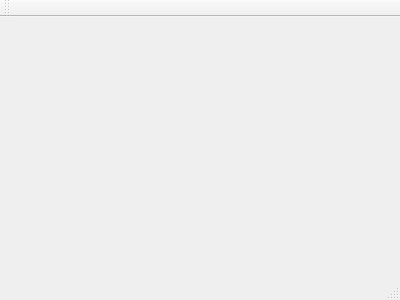
First picture: the form in mainwindow.ui, repository fanikram/TestProg, before the edit.
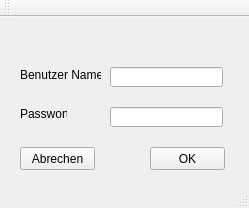
Second picture: the form after the edit.

The edit to the form file:
```diff
--- a/mainwindow.ui
+++ b/mainwindow.ui
@@ -1,24 +1,112 @@
 <ui version="4.0">
  <class>MainWindow</class>
- <widget class="QMainWindow" name="MainWindow" >
-  <property name="geometry" >
+ <widget class="QMainWindow" name="MainWindow">
+  <property name="geometry">
    <rect>
     <x>0</x>
     <y>0</y>
-    <width>400</width>
-    <height>300</height>
+    <width>249</width>
+    <height>208</height>
    </rect>
   </property>
   <property name="windowTitle" >
    <string>MainWindow</string>
   </property>
-  <widget class="QMenuBar" name="menuBar" />
-  <widget class="QToolBar" name="mainToolBar" />
-  <widget class="QWidget" name="centralWidget" />
-  <widget class="QStatusBar" name="statusBar" />
+  <widget class="QWidget" name="centralWidget">
+   <widget class="QPushButton" name="cancel">
+    <property name="geometry">
+     <rect>
+      <x>20</x>
+      <y>130</y>
+      <width>75</width>
+      <height>23</height>
+     </rect>
+    </property>
+    <property name="text">
+     <string>Abrechen</string>
+    </property>
+   </widget>
+   <widget class="QPushButton" name="ok">
+    <property name="geometry">
+     <rect>
+      <x>150</x>
+      <y>130</y>
+      <width>75</width>
+      <height>23</height>
+     </rect>
+    </property>
+    <property name="text">
+     <string>OK</string>
+    </property>
+   </widget>
+   <widget class="QLineEdit" name="lineEdit">
+    <property name="geometry">
+     <rect>
+      <x>110</x>
+      <y>50</y>
+      <width>113</width>
+      <height>20</height>
+     </rect>
+    </property>
+   </widget>
+   <widget class="QLineEdit" name="lineEdit_2">
+    <property name="geometry">
+     <rect>
+      <x>110</x>
+      <y>90</y>
+      <width>113</width>
+      <height>20</height>
+     </rect>
+    </property>
+   </widget>
+   <widget class="QLabel" name="label">
+    <property name="geometry">
+     <rect>
+      <x>20</x>
+      <y>50</y>
+      <width>81</width>
+      <height>16</height>
+     </rect>
+    </property>
+    <property name="text">
+     <string>Benutzer Name</string>
+    </property>
+   </widget>
+   <widget class="QLabel" name="label_2">
+    <property name="geometry">
+     <rect>
+      <x>20</x>
+      <y>90</y>
+      <width>47</width>
+      <height>13</height>
+     </rect>
+    </property>
+    <property name="text">
+     <string>Passwort</string>
+    </property>
+   </widget>
+  </widget>
+  <widget class="QMenuBar" name="menuBar">
+   <property name="geometry">
+    <rect>
+     <x>0</x>
+     <y>0</y>
+     <width>249</width>
+     <height>21</height>
+    </rect>
+   </property>
+  </widget>
+  <widget class="QToolBar" name="mainToolBar">
+   <attribute name="toolBarArea">
+    <enum>TopToolBarArea</enum>
+   </attribute>
+   <attribute name="toolBarBreak">
+    <bool>false</bool>
+   </attribute>
+  </widget>
+  <widget class="QStatusBar" name="statusBar"/>
  </widget>
- <layoutDefault spacing="6" margin="11" />
- <pixmapfunction></pixmapfunction>
+ <layoutdefault spacing="6" margin="11"/>
  <resources/>
  <connections/>
 </ui>
```
Left out of the diff: 3 changed lines with no effect on the pictures.
